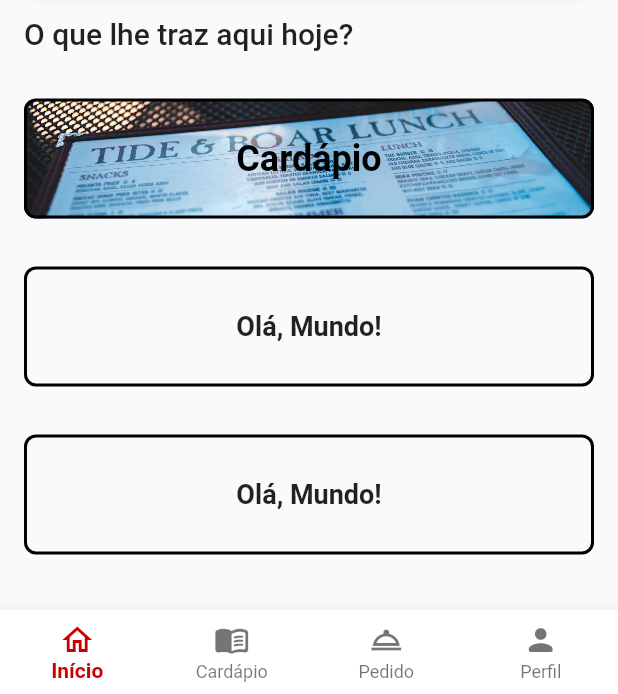
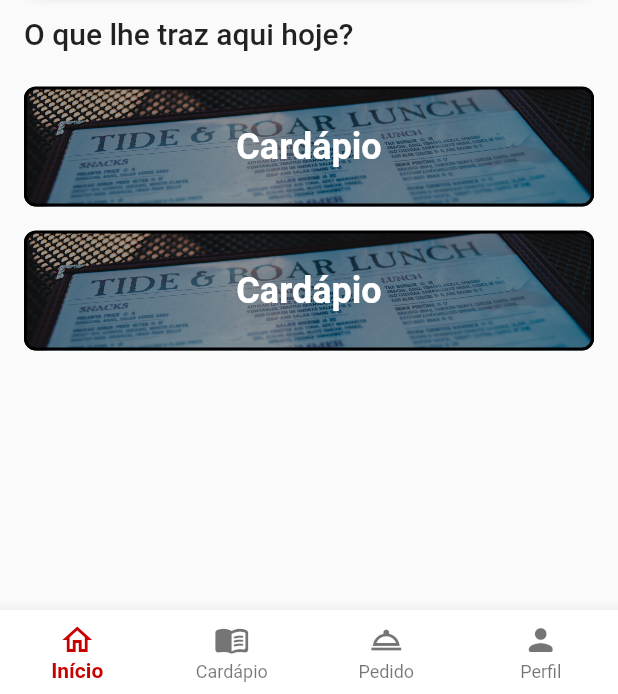
Before and after one commit to guilhermefmmachado/cantina_jit, a Flutter app: the screen it shows after launch, on a phone screen of 412 x 824 dp, the part 542-1236 px from its top. Run offline on Flutter 3.47's test engine with Material 2 defaults, Android fonts, the phone set to English and light mode, and no system bars.

Commit message:
Reorganizando tabbar e criando botões para a home

```diff
--- a/lib/navigations/tabbar.dart
+++ b/lib/navigations/tabbar.dart
@@ -13,9 +13,14 @@
 }
 
 class _TabbarState extends State<Tabbar> {
-
   final String _title = "Aqui fica o nome da escola";
-  int _selectedTab = 0;
+  int currentIndex = 0;
+  final views = [
+    HomeView(),
+    CardapioView(),
+    PedidoView(),
+    ProfileView(),
+  ];
 
   @override
   Widget build(BuildContext context) {
@@ -26,47 +31,49 @@
         centerTitle: true,
         backgroundColor: AppColorPalette.redMain,
       ),
+      body: IndexedStack(children: views, index: currentIndex,),
       bottomNavigationBar: BottomNavigationBar(
-        currentIndex: _selectedTab,
-        onTap: (index) {
-          setState(() {
-            this._selectedTab = index;
-          });
-        },
+        currentIndex: currentIndex,
+        onTap: (index) => setState(() => currentIndex = index),
         type: BottomNavigationBarType.fixed,
         backgroundColor: AppColorPalette.white,
         selectedItemColor: AppColorPalette.redMain,
         unselectedItemColor: AppColorPalette.blackAux,
-        selectedLabelStyle: TextStyle(fontWeight: FontWeight.bold),
+        selectedLabelStyle: const TextStyle(fontWeight: FontWeight.bold),
         items: [
-          BottomNavigationBarItem(
+          const BottomNavigationBarItem(
               icon: Icon(Icons.home_outlined), label: "Início"),
-          BottomNavigationBarItem(
+          const BottomNavigationBarItem(
               icon: Icon(Icons.menu_book_rounded), label: "Cardápio"),
-          BottomNavigationBarItem(
+          const BottomNavigationBarItem(
               icon: Icon(Icons.room_service_outlined), label: "Pedido"),
-          BottomNavigationBarItem(
+          const BottomNavigationBarItem(
               icon: Icon(Icons.person_rounded), label: "Perfil"),
-        ],
-      ),
-      body: Stack(
-        children: [
-          renderView(0, HomeView()),
-          renderView(1, CardapioView()),
-          renderView(2, PedidoView()),
-          renderView(3, ProfileView()),
         ],
       ),
     );
   }
+}
 
+/*
+  body: Stack(
+        children: [
+          renderView(0, const HomeView()),
+          renderView(1, const CardapioView()),
+          renderView(2, const PedidoView()),
+          renderView(3, const ProfileView()),
+        ],
+      ),
+*/
+
+/*
   Widget renderView(tabIndex, currentView) {
     return IgnorePointer(
-      ignoring: _selectedTab != tabIndex,
+      ignoring: currentIndex != tabIndex,
       child: Opacity(
-        opacity: _selectedTab == tabIndex ? 1 : 0,
+        opacity: currentIndex == tabIndex ? 1 : 0,
         child: currentView,
       ),
     );
   }
-}
+*/
--- a/lib/views/home.dart
+++ b/lib/views/home.dart
@@ -1,4 +1,5 @@
 import 'package:cantina_jit/auxiliar-classes/app_color_palette.dart';
+import 'package:cantina_jit/widgets/home_nav_button.dart';
 import 'package:flutter/material.dart';
 
 class HomeView extends StatefulWidget {
@@ -67,89 +68,8 @@
             ),
 
             // NOVAS ROWS E GESTURE DETECTORS
-            Row(
-              children: [
-                GestureDetector(
-                  child: Expanded(
-                      child: Container(
-                    width: MediaQuery.of(context).size.width - 32,
-                    height: 80,
-                    margin: EdgeInsets.all(16),
-                    decoration: BoxDecoration(
-                      border:
-                          Border.all(width: 2, color: AppColorPalette.black),
-                      borderRadius: BorderRadius.circular(8),
-                      image: DecorationImage(
-                        image: AssetImage(
-                            "assets/system_images/cardapio-button-wallpaper-02.jpg"
-                        ),
-                        fit: BoxFit.cover,
-                        filterQuality: FilterQuality.low,
-                      ),
-                    ),
-                    child: Center(
-                        child: Text(
-                      "Cardápio",
-                      style: TextStyle(
-                        fontSize: 24,
-                        fontWeight: FontWeight.bold,
-                        color: AppColorPalette.black,
-                      ),
-                    )),
-                  )),
-                ),
-              ],
-            ),
-            Row(
-              children: [
-                GestureDetector(
-                  child: Expanded(
-                      child: Container(
-                    width: MediaQuery.of(context).size.width - 32,
-                    height: 80,
-                    margin: EdgeInsets.all(16),
-                    decoration: BoxDecoration(
-                      border:
-                          Border.all(width: 2, color: AppColorPalette.black),
-                      borderRadius: BorderRadius.circular(8),
-                    ),
-                    child: Center(
-                        child: Text(
-                      "Olá, Mundo!",
-                      style: TextStyle(
-                        fontSize: 18,
-                        fontWeight: FontWeight.bold,
-                      ),
-                    )),
-                  )),
-                ),
-              ],
-            ),
-            Row(
-              children: [
-                GestureDetector(
-                  child: Expanded(
-                      child: Container(
-                    width: MediaQuery.of(context).size.width - 32,
-                    height: 80,
-                    margin: EdgeInsets.all(16),
-                    decoration: BoxDecoration(
-                      border:
-                          Border.all(width: 2, color: AppColorPalette.black),
-                      borderRadius: BorderRadius.circular(8),
-                    ),
-                    child: Center(
-                        child: Text(
-                      "Olá, Mundo!",
-                      style: TextStyle(
-                        fontSize: 18,
-                        fontWeight: FontWeight.bold,
-                      ),
-                    )),
-                  )),
-                ),
-              ],
-            ),
+            HomeNavButton(),
+            HomeNavButton(),
           ],
         ),
       ),
--- /dev/null
+++ b/lib/widgets/home_nav_button.dart
@@ -0,0 +1,57 @@
+import 'package:cantina_jit/auxiliar-classes/app_color_palette.dart';
+import 'package:cantina_jit/navigations/tabbar.dart';
+import 'package:cantina_jit/views/cardapio.dart';
+import 'package:flutter/material.dart';
+
+class HomeNavButton extends StatefulWidget {
+  const HomeNavButton({
+    Key? key,
+  }) : super(key: key);
+
+  @override
+  State<HomeNavButton> createState() => _HomeNavButtonState();
+}
+
+class _HomeNavButtonState extends State<HomeNavButton> {
+  @override
+  Widget build(BuildContext context) {
+    return Row(
+      children: [
+        GestureDetector(
+          onTap: () {
+            // Navigator.push(context, MaterialPageRoute(builder: (context) => Tabbar(setCurrentIndex: 1,)));
+          },
+          child: Expanded(
+            child: Container(
+              width: MediaQuery.of(context).size.width - 32,
+              height: 80,
+              margin: EdgeInsets.symmetric(horizontal: 16, vertical: 8),
+              decoration: BoxDecoration(
+                border: Border.all(color: AppColorPalette.black, width: 2),
+                borderRadius: BorderRadius.circular(8),
+                image: DecorationImage(
+                  image: AssetImage(
+                      "assets/system_images/cardapio-button-wallpaper-02.jpg"),
+                  fit: BoxFit.cover,
+                  filterQuality: FilterQuality.low,
+                  colorFilter: ColorFilter.mode(
+                      AppColorPalette.black.withOpacity(0.4), BlendMode.darken),
+                ),
+              ),
+              child: Center(
+                child: Text(
+                  "Cardápio",
+                  style: TextStyle(
+                    fontSize: 24,
+                    fontWeight: FontWeight.bold,
+                    color: AppColorPalette.white,
+                  ),
+                ),
+              ),
+            ),
+          ),
+        ),
+      ],
+    );
+  }
+}
```
Also changed, not shown: 1 other file.
